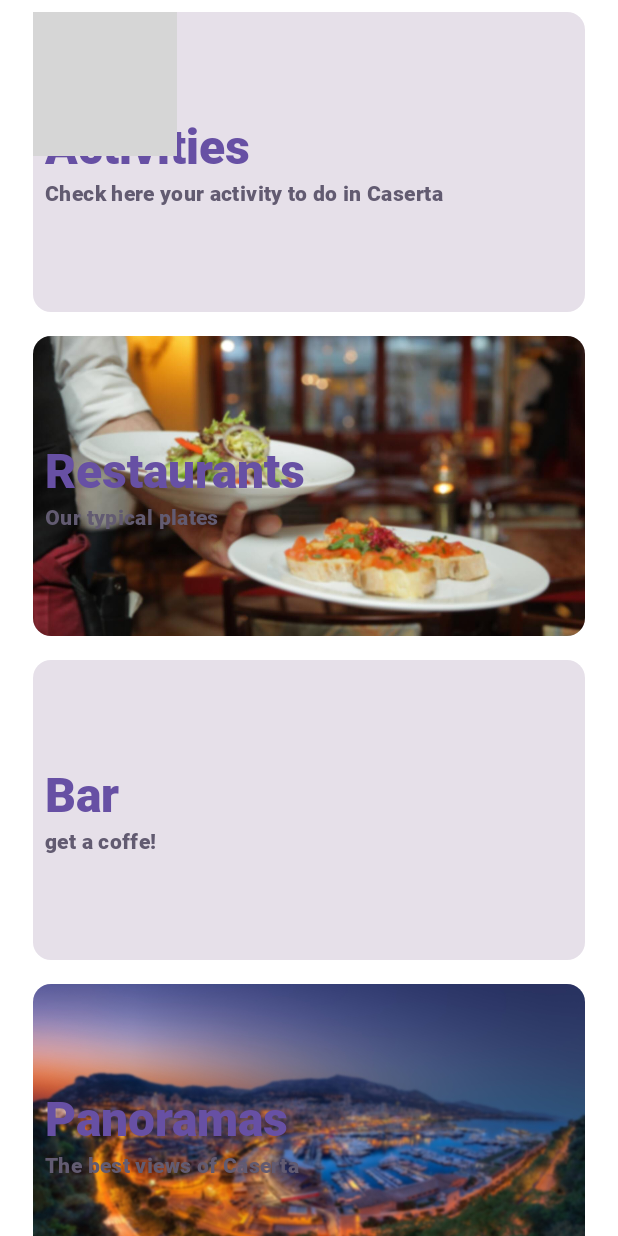
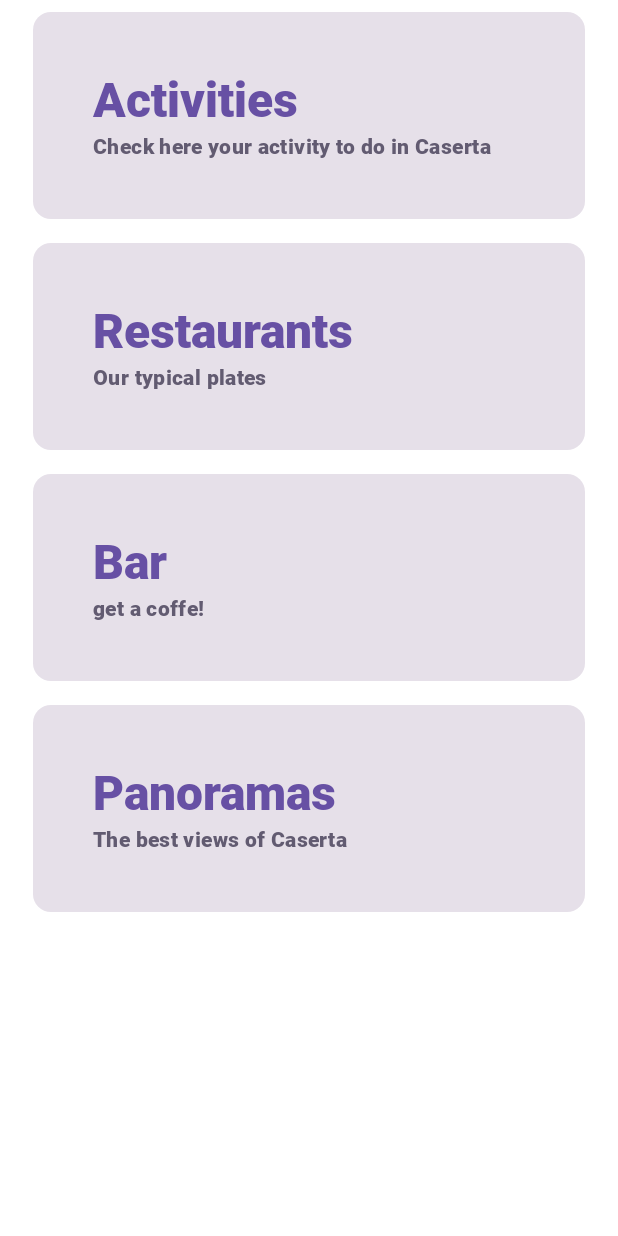
Before and after one commit to ErCrasher27/MyCityApp, an Android app built with Jetpack Compose: the composable ContentApp shown on its own in the app's theme, on a phone screen of 412 x 824 dp. Run offline under Robolectric (Android 15) with nearby library versions, the phone set to English and light mode, and no system bars; grey boxes are pictures that could not be loaded.

```diff
--- a/app/src/main/java/com/example/mycityapp/ui/MyCityApp.kt
+++ b/app/src/main/java/com/example/mycityapp/ui/MyCityApp.kt
@@ -46,6 +46,9 @@ fun MyCityApp(
         topBar = { TopAppBar(title = stringResource(id = R.string.app_name)) },
         content = { padding ->
             ContentApp(modifier = Modifier.padding(padding))
+        },
+        bottomBar = {
+            BottomNavigationBar()
         }
     )
 }
--- a/app/src/main/java/com/example/mycityapp/ui/components/Components.kt
+++ b/app/src/main/java/com/example/mycityapp/ui/components/Components.kt
@@ -1,17 +1,14 @@
 package com.example.mycityapp.ui.components
 
-import androidx.compose.foundation.Image
+import androidx.compose.foundation.border
 import androidx.compose.foundation.layout.*
 import androidx.compose.foundation.shape.RoundedCornerShape
 import androidx.compose.material3.Card
 import androidx.compose.material3.MaterialTheme
 import androidx.compose.material3.Text
 import androidx.compose.runtime.Composable
-import androidx.compose.ui.Alignment
 import androidx.compose.ui.Modifier
 import androidx.compose.ui.draw.clip
-import androidx.compose.ui.layout.ContentScale
-import androidx.compose.ui.res.painterResource
 import androidx.compose.ui.res.stringResource
 import androidx.compose.ui.unit.dp
 import com.example.mycityapp.data.model.Category
@@ -27,21 +24,8 @@ fun CategoryCard(
             .clip(RoundedCornerShape(8.dp)),
     ) {
         Column(
-            modifier = modifier.fillMaxSize()
+            modifier = modifier.fillMaxSize().padding(40.dp)
         ) {
-            Box(modifier = modifier.height(200.dp)) {
-                Image(
-                    painter = painterResource(category.backgroundCategory),
-                    contentDescription = category.nameCategory.name,
-                    contentScale = ContentScale.Crop,
-                )
-                Box(
-                    modifier = modifier
-                        .fillMaxSize()
-                        .padding(start = 8.dp, end = 8.dp),
-                    contentAlignment = Alignment.CenterStart
-                ) {
-                    Column {
             Text(
                 text = category.nameCategory.name,
                 style = MaterialTheme.typography.headlineLarge,
@@ -56,6 +40,3 @@ fun CategoryCard(
         }
     }
 }
-        }
-    }
-}
```
Also changed, not shown: app/src/main/java/com/example/mycityapp/data/local/LocalNavigationData.kt (added, +33 -0 lines), app/src/main/java/com/example/mycityapp/data/model/NavigationItemContent.kt (added, +11 -0 lines), app/src/main/java/com/example/mycityapp/ui/NavigationBars.kt (added, +38 -0 lines). Lines whose indentation alone changed are shown as unchanged.
